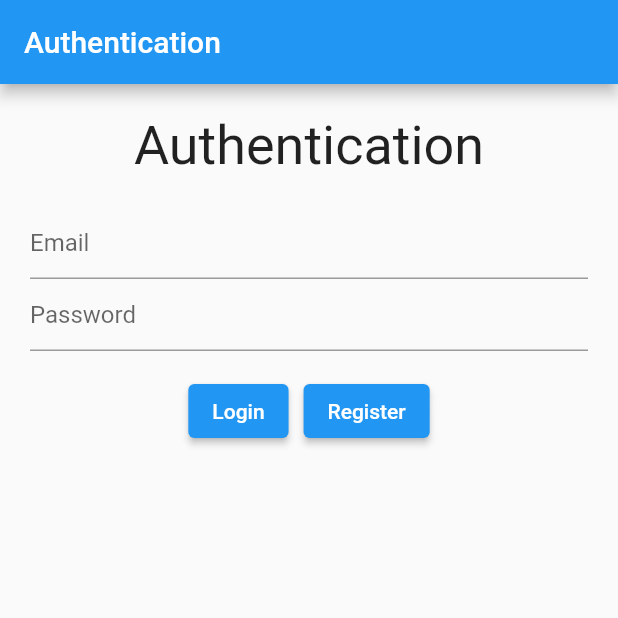
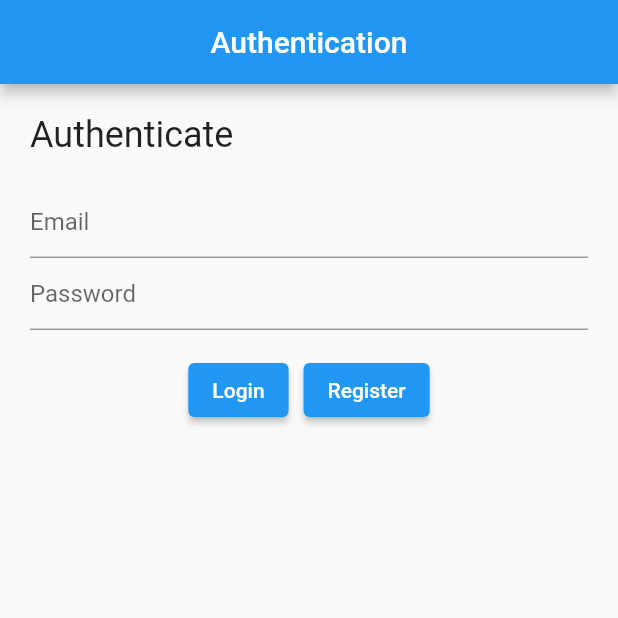
Before and after one commit to CloudedQuartz/flutterStuff, a Flutter app: the screen it shows after launch, after a tap on "Authentication", on a phone screen of 412 x 824 dp, the top half of it. Run offline on Flutter 3.47's test engine with Material 2 defaults, Android fonts, the phone set to English and light mode, and no system bars.

Commit message:
auth: make ui elements more consistent
Signed-off-by: CloudedQuartz <ravenklawasd@gmail.com>

```diff
--- a/lib/auth.dart
+++ b/lib/auth.dart
@@ -15,7 +15,7 @@ class Auth extends State<Authenticate> {
     return MaterialApp (
         scaffoldMessengerKey: scaffoldMessengerKey,
         home: Scaffold(
-            appBar: AppBar(title: Text('Authentication')),
+            appBar: AppBar(title: Text('Authentication'), centerTitle: true,),
             body: Padding(
               padding: EdgeInsets.all(20.0),
               child: Container(
@@ -24,12 +24,14 @@ class Auth extends State<Authenticate> {
                   child: Column(
 
                     mainAxisAlignment: MainAxisAlignment.start,
+                    crossAxisAlignment: CrossAxisAlignment.start,
+
 
                     children: <Widget>[
                       Text(
-                        'Authentication',
+                        'Authenticate',
                         style: TextStyle(
-                            fontSize: 36.0,
+                            fontSize: 24.0,
                         ),
                       ),
 
```
